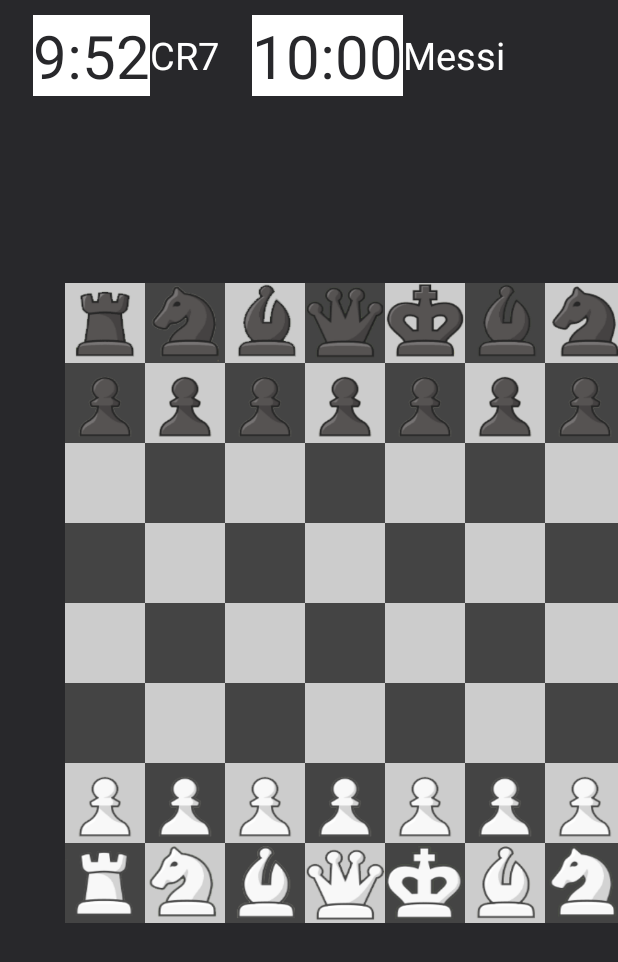
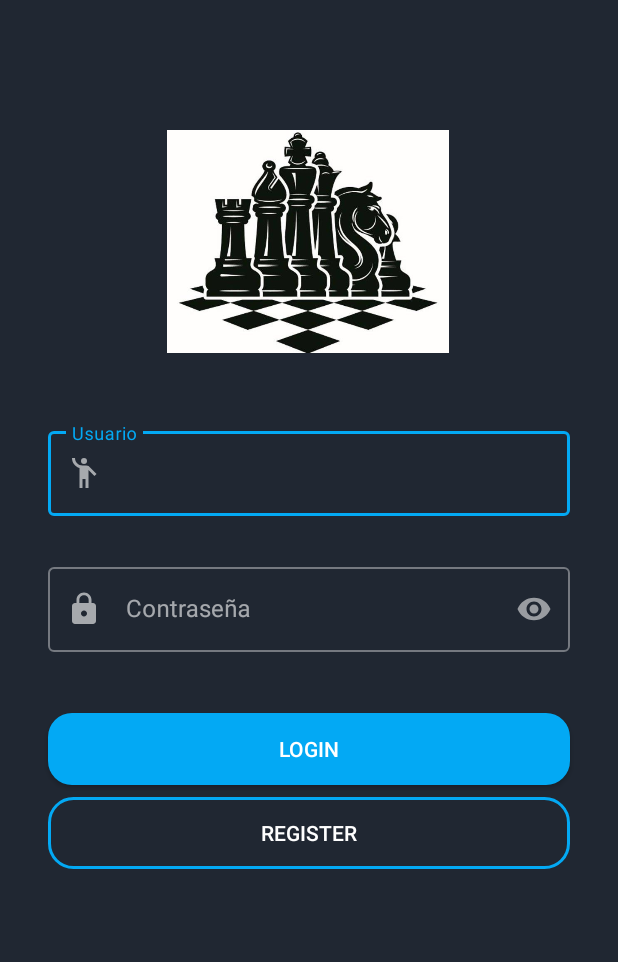
Before and after one commit to UNIZAR-30226-2022-11/front-end-movil, an Android app: the screen it shows after launch (MainActivity before the commit, UserSignIn after it), on a phone screen of 412 x 824 dp. Shown: the top 962 px of the screen. Run offline under Robolectric (Android 15) with nearby library versions, the phone set to English and light mode, and no system bars.

```diff
--- /dev/null
+++ b/app/src/main/res/drawable/ic_baseline_emoji_people.xml
@@ -0,0 +1,13 @@
+<vector xmlns:android="http://schemas.android.com/apk/res/android"
+    android:width="24dp"
+    android:height="24dp"
+    android:viewportWidth="24"
+    android:viewportHeight="24"
+    android:tint="?attr/colorControlNormal">
+  <path
+      android:fillColor="@android:color/white"
+      android:pathData="M12,4m-2,0a2,2 0,1 1,4 0a2,2 0,1 1,-4 0"/>
+  <path
+      android:fillColor="@android:color/white"
+      android:pathData="M15.89,8.11C15.5,7.72 14.83,7 13.53,7c-0.21,0 -1.42,0 -2.54,0C8.24,6.99 6,4.75 6,2H4c0,3.16 2.11,5.84 5,6.71V22h2v-6h2v6h2V10.05L18.95,14l1.41,-1.41L15.89,8.11z"/>
+</vector>
--- /dev/null
+++ b/app/src/main/res/drawable/ic_baseline_lock.xml
@@ -0,0 +1,10 @@
+<vector xmlns:android="http://schemas.android.com/apk/res/android"
+    android:width="24dp"
+    android:height="24dp"
+    android:viewportWidth="24"
+    android:viewportHeight="24"
+    android:tint="?attr/colorControlNormal">
+  <path
+      android:fillColor="@android:color/white"
+      android:pathData="M18,8h-1L17,6c0,-2.76 -2.24,-5 -5,-5S7,3.24 7,6v2L6,8c-1.1,0 -2,0.9 -2,2v10c0,1.1 0.9,2 2,2h12c1.1,0 2,-0.9 2,-2L20,10c0,-1.1 -0.9,-2 -2,-2zM12,17c-1.1,0 -2,-0.9 -2,-2s0.9,-2 2,-2 2,0.9 2,2 -0.9,2 -2,2zM15.1,8L8.9,8L8.9,6c0,-1.71 1.39,-3.1 3.1,-3.1 1.71,0 3.1,1.39 3.1,3.1v2z"/>
+</vector>
--- a/app/src/main/res/layout/activity_main.xml
+++ b/app/src/main/res/layout/activity_main.xml
@@ -11,68 +11,9 @@
     <LinearLayout
         android:layout_width="fill_parent"
         android:layout_height="wrap_content"
-        android:orientation="horizontal"
-        android:layout_gravity="bottom|center_horizontal"
-        android:layout_marginTop="10dp"
-        android:layout_alignParentLeft="true"
-        android:layout_alignParentTop="true"
-        android:id="@+id/rival">
-        <TextView
-            android:layout_width="wrap_content"
-            android:layout_height="wrap_content"
-            android:layout_marginStart="22dp"
-            android:textColor="@color/fondo_negro"
-            android:background="@color/white"
-            android:typeface="sans"
-            android:text="10:00"
-            android:textSize="40dp"
-            android:layout_gravity="left"
-            android:id="@+id/timerUser"/>
-        <TextView
-            android:layout_width="wrap_content"
-            android:layout_height="wrap_content"
-            android:textColor="@color/white"
-            android:typeface="sans"
-            android:text="CR7"
-            android:textSize="25dp"
-            android:layout_gravity="center"
-            android:id="@+id/nombreUser"/>
-        <TextView
-            android:layout_width="wrap_content"
-            android:layout_height="wrap_content"
-            android:layout_marginStart="22dp"
-            android:textColor="@color/fondo_negro"
-            android:background="@color/white"
-            android:typeface="sans"
-            android:text="10:00"
-            android:textSize="40dp"
-            android:layout_gravity="left"
-            android:id="@+id/timerRival"/>
-        <TextView
-            android:layout_width="wrap_content"
-            android:layout_height="wrap_content"
-            android:textColor="@color/white"
-            android:typeface="sans"
-            android:text="Messi"
-            android:textSize="25dp"
-            android:layout_gravity="center"
-            android:id="@+id/nombreRival"/>
-    </LinearLayout>
-    <LinearLayout
-        android:layout_width="fill_parent"
-        android:layout_height="wrap_content"
         android:orientation="vertical"
         android:layout_gravity="bottom|center_horizontal"
-        android:layout_marginTop="1dp"
-        android:id="@+id/tablero">
-    </LinearLayout>
-    <LinearLayout
-        android:layout_width="fill_parent"
-        android:layout_height="wrap_content"
-        android:orientation="vertical"
-        android:layout_gravity="bottom|center_horizontal"
-        android:layout_marginTop="20dp"
-        android:id="@+id/user">
+        android:layout_marginBottom="1dip">
         <TextView
             android:layout_width="wrap_content"
             android:layout_weight="1"
@@ -82,6 +23,12 @@
             android:text="password"
             android:textSize="25dp"
             android:layout_gravity="center" />
+
+
+
+
+
+
     </LinearLayout>
 
 </LinearLayout>
--- a/app/src/main/res/layout/user_sign_in.xml
+++ b/app/src/main/res/layout/user_sign_in.xml
@@ -3,6 +3,7 @@
     xmlns:app="http://schemas.android.com/apk/res-auto"
     android:layout_width="match_parent"
     android:layout_height="match_parent"
+    android:theme="@style/Theme.SignIn"
     android:background="#202732">
 
     <ImageView
@@ -18,8 +19,9 @@
         app:layout_constraintTop_toTopOf="parent"
         app:srcCompat="@drawable/chess_logo" />
 
-    <EditText
-        android:id="@+id/editTextTextPersonName"
+    <com.google.android.material.textfield.TextInputLayout
+        android:id="@+id/username"
+        style="@style/Widget.MaterialComponents.TextInputLayout.OutlinedBox"
         android:layout_width="match_parent"
         android:layout_height="wrap_content"
         android:layout_marginStart="32dp"
@@ -27,28 +29,44 @@
         android:layout_marginEnd="32dp"
         android:ems="10"
         android:hint="@string/user"
-        android:inputType="textPersonName"
+        app:errorEnabled="true"
+        app:errorIconDrawable="@null"
         app:layout_constraintEnd_toEndOf="parent"
         app:layout_constraintHorizontal_bias="0.0"
         app:layout_constraintStart_toStartOf="parent"
         app:layout_constraintTop_toBottomOf="@+id/imageView"
-        android:backgroundTint="@color/colorPrimary" />
+        app:startIconDrawable="@drawable/ic_baseline_emoji_people">
 
-    <EditText
-        android:id="@+id/editTextTextPassword"
+        <com.google.android.material.textfield.TextInputEditText
+            android:layout_width="match_parent"
+            android:layout_height="wrap_content"
+            android:inputType="textPersonName" />
+    </com.google.android.material.textfield.TextInputLayout>
+
+    <com.google.android.material.textfield.TextInputLayout
+        android:id="@+id/password"
+        style="@style/Widget.MaterialComponents.TextInputLayout.OutlinedBox"
         android:layout_width="match_parent"
         android:layout_height="wrap_content"
         android:layout_marginStart="32dp"
         android:layout_marginTop="8dp"
         android:layout_marginEnd="32dp"
+        app:passwordToggleEnabled="true"
+        app:errorEnabled="true"
+        app:errorIconDrawable="@null"
         android:ems="10"
         android:hint="@string/password"
-        android:inputType="textPassword"
         app:layout_constraintEnd_toEndOf="parent"
         app:layout_constraintHorizontal_bias="0.0"
         app:layout_constraintStart_toStartOf="parent"
-        app:layout_constraintTop_toBottomOf="@+id/editTextTextPersonName"
-        android:backgroundTint="@color/colorPrimary" />
+        app:layout_constraintTop_toBottomOf="@+id/username"
+        app:startIconDrawable="@drawable/ic_baseline_lock" >
+
+        <com.google.android.material.textfield.TextInputEditText
+            android:layout_width="match_parent"
+            android:layout_height="wrap_content"
+            android:inputType="textPassword"/>
+    </com.google.android.material.textfield.TextInputLayout>
 
     <Button
         android:id="@+id/login"
@@ -62,7 +80,7 @@
         app:layout_constraintEnd_toEndOf="parent"
         app:layout_constraintHorizontal_bias="0.0"
         app:layout_constraintStart_toStartOf="parent"
-        app:layout_constraintTop_toBottomOf="@+id/editTextTextPassword" />
+        app:layout_constraintTop_toBottomOf="@+id/password" />
 
     <Button
         android:id="@+id/register"
--- a/app/src/main/res/values/strings.xml
+++ b/app/src/main/res/values/strings.xml
@@ -1,8 +1,7 @@
 <resources>
     <string name="app_name">Ajedrez</string>
+    <string name="user">Usuario</string>
+    <string name="password">Contraseña</string>
     <string name="login">Login</string>
     <string name="register">Register</string>
-    <string name="user">User</string>
-    <string name="password">Password</string>
-    <string name="record">See my record</string>
 </resources>
--- a/app/src/main/res/values/themes.xml
+++ b/app/src/main/res/values/themes.xml
@@ -13,4 +13,7 @@
         <item name="android:statusBarColor" tools:targetApi="l">?attr/colorPrimaryVariant</item>
         <!-- Customize your theme here. -->
     </style>
+    <style name="Theme.SignIn" parent="Theme.MaterialComponents">
+        <item name="colorPrimary">@color/colorPrimary</item>
+    </style>
 </resources>
```
Also changed, not shown: app/build.gradle (+8 -3 lines), app/src/main/AndroidManifest.xml (+9 -3 lines), app/src/main/res/layout/main_page.xml (deleted, +0 -237 lines), app/src/main/res/drawable/logo.png (renamed from app/src/main/res/drawable-v24/logo.png), 2 other files.
